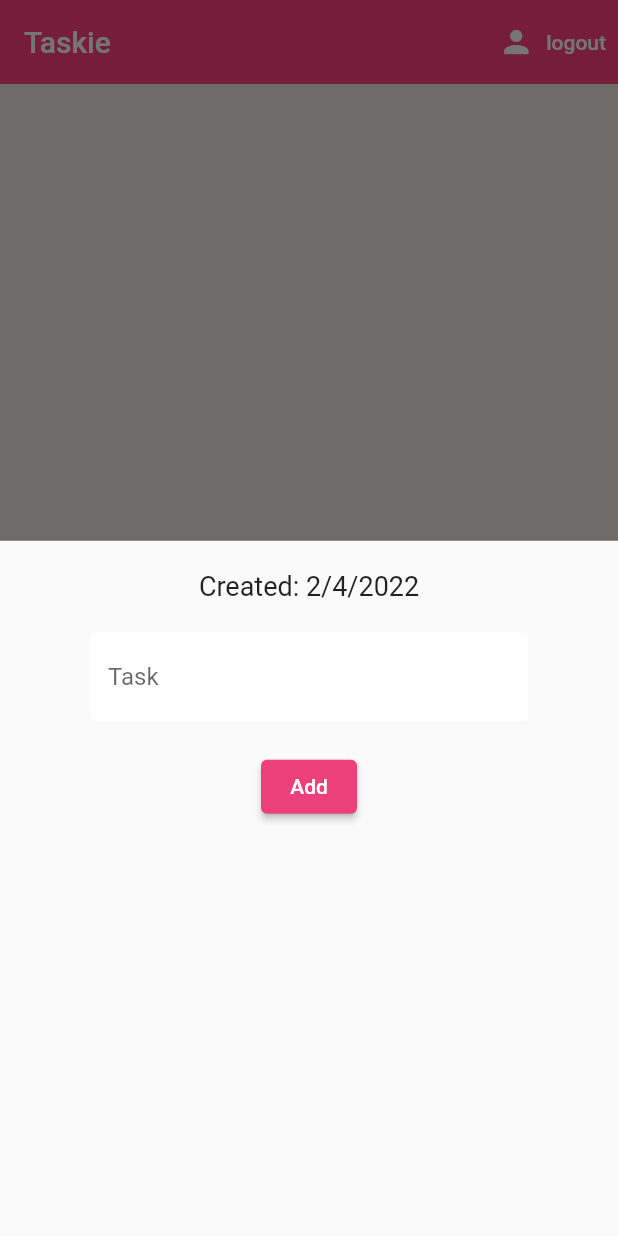
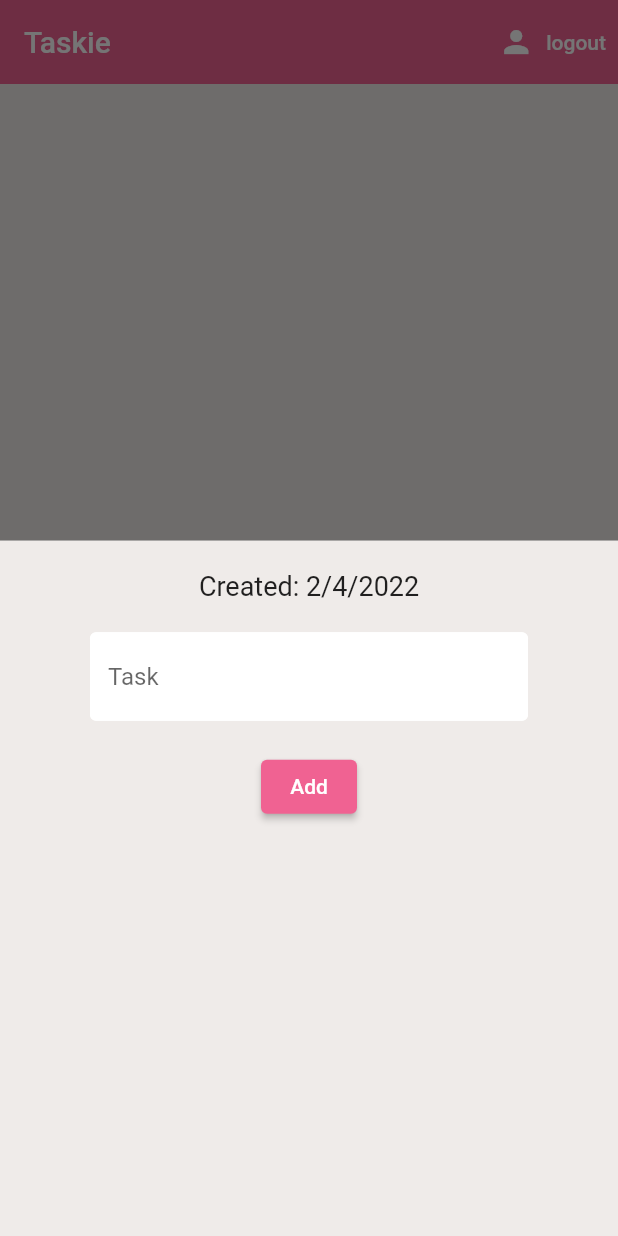
Before and after one commit to BTRoyal612/taskie, a Flutter app: the screen it shows once a user with an empty profile is signed in, after a tap on the "add" icon, on a phone screen of 412 x 824 dp. Run offline on Flutter 3.47's test engine with Material 2 defaults, Android fonts, the phone set to English and light mode, and no system bars; our stand-ins replace cloud_firestore, firebase_auth, firebase_core; accounts and stored records are empty.

Commit message:
Color changed
Update color, make it look more harmony

```diff
--- a/lib/screens/authenticate/register.dart
+++ b/lib/screens/authenticate/register.dart
@@ -25,7 +25,7 @@ class _RegisterState extends State<Register> {
     return Scaffold(
       backgroundColor: Colors.pink[100],
       appBar: AppBar(
-        backgroundColor: Colors.pinkAccent[200],
+        backgroundColor: Colors.pink[300],
         elevation: 0.0,
         title: Text('Register in to taskie'),
         actions: <Widget>[
@@ -69,7 +69,7 @@ class _RegisterState extends State<Register> {
               SizedBox(height: 20.0),
               ElevatedButton(
                 style: ButtonStyle(
-                  backgroundColor: MaterialStateProperty.all<Color?>(Colors.pinkAccent[200]),
+                  backgroundColor: MaterialStateProperty.all<Color?>(Colors.pink[300]),
                 ),
                 child: const Text(
                   'Register',
--- a/lib/screens/authenticate/sign_in.dart
+++ b/lib/screens/authenticate/sign_in.dart
@@ -25,7 +25,7 @@ class _SignInState extends State<SignIn> {
     return Scaffold(
       backgroundColor: Colors.pink[100],
       appBar: AppBar(
-        backgroundColor: Colors.pinkAccent[200],
+        backgroundColor: Colors.pink[300],
         elevation: 0.0,
         title: Text('Sign in to taskie'),
         actions: <Widget>[
@@ -67,7 +67,7 @@ class _SignInState extends State<SignIn> {
               SizedBox(height: 20.0),
               ElevatedButton(
                 style: ButtonStyle(
-                  backgroundColor: MaterialStateProperty.all<Color?>(Colors.pinkAccent[200]),
+                  backgroundColor: MaterialStateProperty.all<Color?>(Colors.pink[300]),
                 ),
                 child: Text(
                     'Sign in',
--- a/lib/screens/home/add_task.dart
+++ b/lib/screens/home/add_task.dart
@@ -26,7 +26,8 @@ class _AddTaskState extends State<AddTask> {
     final user = Provider.of<taskieUser?>(context);
     DateTime now = new DateTime.now();
     created = DateFormat('yMd').format(now);
-    return Form(
+    return Container(
+      child: Form(
         key: _formKey,
         child: Column(
           children: <Widget>[
@@ -50,7 +51,7 @@ class _AddTaskState extends State<AddTask> {
                 style: TextStyle(color: Colors.white),
               ),
               style: ElevatedButton.styleFrom(
-              primary: Colors.pink[400],
+                primary: Colors.pink[300],
               ),
               onPressed: () {
                 if (_formKey.currentState!.validate()) {
@@ -68,6 +69,7 @@ class _AddTaskState extends State<AddTask> {
             )
           ],
         ),
+      ),
     );
   }
 }
--- a/lib/screens/home/home.dart
+++ b/lib/screens/home/home.dart
@@ -21,6 +21,7 @@ class Home extends StatelessWidget {
     void _showAddTaskPanel() {
       showModalBottomSheet<void>(context: context, builder: (context) {
         return Container(
+          color: Colors.brown[50],
           padding: EdgeInsets.symmetric(vertical: 20.0, horizontal: 60.0),
           child: AddTask(),
         );
@@ -34,7 +35,7 @@ class Home extends StatelessWidget {
           backgroundColor: Colors.brown[50],
           appBar: AppBar(
             title: Text('Taskie'),
-            backgroundColor: Colors.pinkAccent[200],
+            backgroundColor: Colors.pink[300],
             elevation: 0.0,
             actions: <Widget>[
               TextButton.icon(
```
Lines whose indentation alone changed are shown as unchanged.
